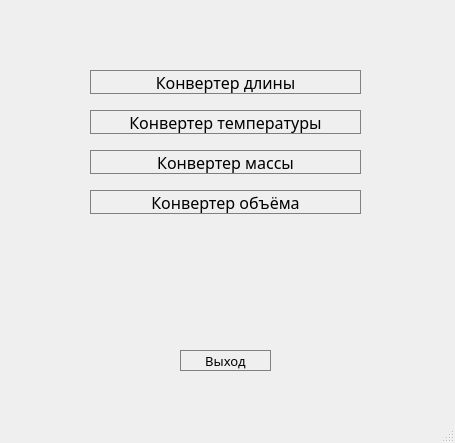
First picture: the form in mainwindow.ui, repository raoleynik/unix-course-assign, before the edit.
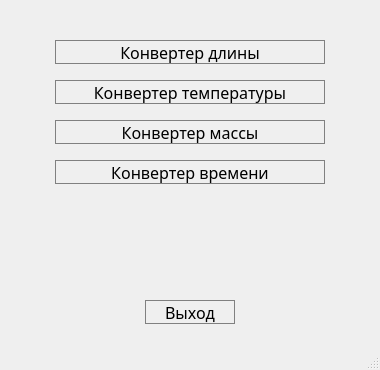
Second picture: the form after the edit.

Diff of the .ui file:
```diff
--- a/mainwindow.ui
+++ b/mainwindow.ui
@@ -6,10 +6,22 @@
    <rect>
     <x>0</x>
     <y>0</y>
-    <width>455</width>
-    <height>443</height>
+    <width>380</width>
+    <height>370</height>
    </rect>
   </property>
+  <property name="minimumSize">
+   <size>
+    <width>380</width>
+    <height>370</height>
+   </size>
+  </property>
+  <property name="maximumSize">
+   <size>
+    <width>380</width>
+    <height>370</height>
+   </size>
+  </property>
   <property name="font">
    <font>
     <family>Ubuntu Mono</family>
@@ -23,16 +35,22 @@
    <widget class="QPushButton" name="PushButton_exit">
     <property name="geometry">
      <rect>
-      <x>180</x>
-      <y>350</y>
-      <width>91</width>
-      <height>21</height>
+      <x>145</x>
+      <y>300</y>
+      <width>90</width>
+      <height>24</height>
      </rect>
     </property>
+    <property name="maximumSize">
+     <size>
+      <width>90</width>
+      <height>24</height>
+     </size>
+    </property>
     <property name="font">
      <font>
-      <family>Waree</family>
-      <pointsize>10</pointsize>
+      <family>Ubuntu Mono</family>
+      <pointsize>12</pointsize>
       <weight>50</weight>
       <italic>false</italic>
       <bold>false</bold>
@@ -54,12 +72,18 @@
    <widget class="QPushButton" name="PushButton_Conv_Length_Open">
     <property name="geometry">
      <rect>
-      <x>90</x>
-      <y>70</y>
-      <width>271</width>
+      <x>55</x>
+      <y>40</y>
+      <width>270</width>
       <height>24</height>
      </rect>
     </property>
+    <property name="maximumSize">
+     <size>
+      <width>270</width>
+      <height>24</height>
+     </size>
+    </property>
     <property name="styleSheet">
      <string notr="true">QPushButton {
    border: 1px solid gray;
@@ -76,12 +100,18 @@
    <widget class="QPushButton" name="pushButton_2">
     <property name="geometry">
      <rect>
-      <x>90</x>
-      <y>110</y>
-      <width>271</width>
+      <x>55</x>
+      <y>80</y>
+      <width>270</width>
       <height>24</height>
      </rect>
     </property>
+    <property name="maximumSize">
+     <size>
+      <width>270</width>
+      <height>24</height>
+     </size>
+    </property>
     <property name="styleSheet">
      <string notr="true">QPushButton {
    border: 1px solid gray;
@@ -98,12 +128,18 @@
    <widget class="QPushButton" name="pushButton_3">
     <property name="geometry">
      <rect>
-      <x>90</x>
-      <y>150</y>
-      <width>271</width>
+      <x>55</x>
+      <y>120</y>
+      <width>270</width>
       <height>24</height>
      </rect>
     </property>
+    <property name="maximumSize">
+     <size>
+      <width>270</width>
+      <height>24</height>
+     </size>
+    </property>
     <property name="styleSheet">
      <string notr="true">QPushButton {
    border: 1px solid gray;
@@ -120,12 +156,18 @@
    <widget class="QPushButton" name="pushButton_4">
     <property name="geometry">
      <rect>
-      <x>90</x>
-      <y>190</y>
-      <width>271</width>
+      <x>55</x>
+      <y>160</y>
+      <width>270</width>
       <height>24</height>
      </rect>
     </property>
+    <property name="maximumSize">
+     <size>
+      <width>270</width>
+      <height>24</height>
+     </size>
+    </property>
     <property name="styleSheet">
      <string notr="true">QPushButton {
    border: 1px solid gray;
@@ -136,7 +178,7 @@
 }</string>
     </property>
     <property name="text">
-     <string>Конвертер объёма</string>
+     <string>Конвертер времени</string>
     </property>
    </widget>
   </widget>
```
Left out of the diff: 8 changed lines with no effect on the pictures.
